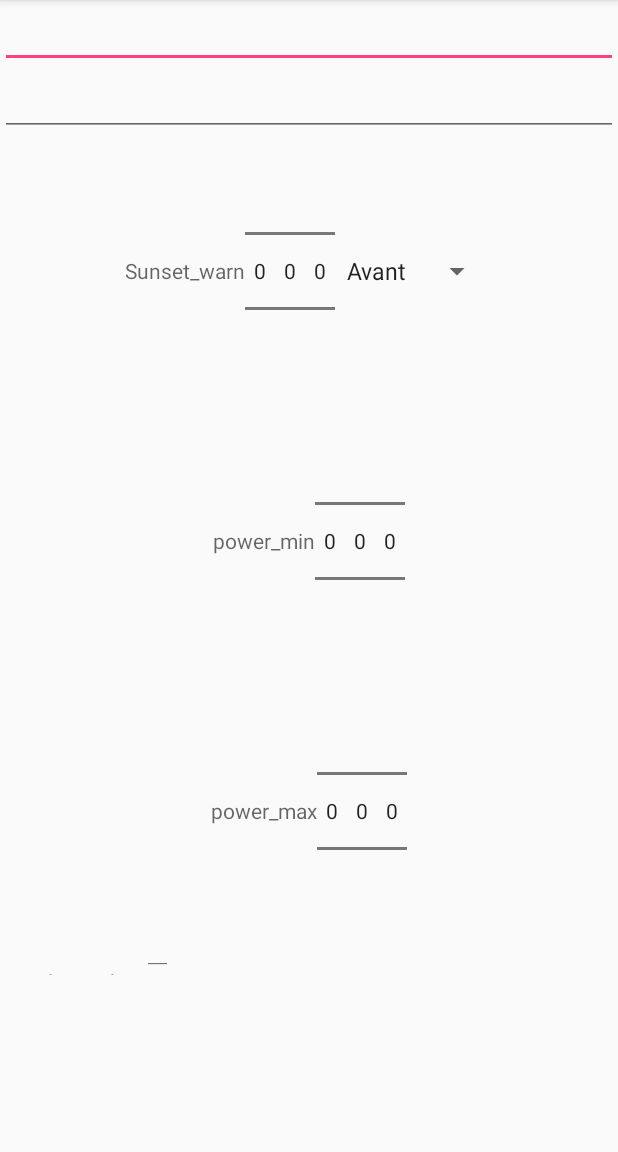
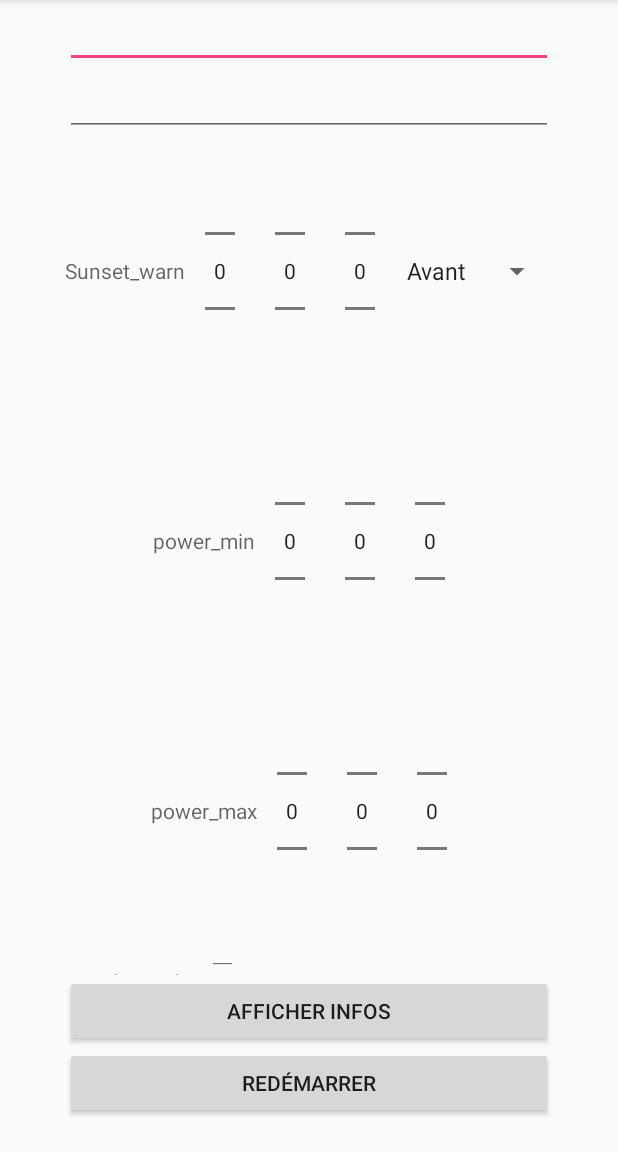
Before and after one commit to moffa13/HouseLightsApp, an Android app: the IOTDeviceParamsActivity screen opened directly, with no data from a screen before it, on a phone screen of 412 x 824 dp, the part 84-1236 px from its top. Run offline under Robolectric (Android 15) with nearby library versions, the phone set to English and light mode, and no system bars; our stand-ins replace Volley; network calls fail; 6 statements that could not run were skipped.

Commit message:
Can update ip & name, fixed bug witrh keyboard, added buttons show infos & reboot, design

```diff
--- a/app/src/main/AndroidManifest.xml
+++ b/app/src/main/AndroidManifest.xml
@@ -22,8 +22,8 @@
                 <category android:name="android.intent.category.LAUNCHER" />
             </intent-filter>
         </activity>
-        <activity android:name=".AddIOTDevice" />
-        <activity android:name=".IOTDeviceParamsActivity"></activity>
+        <activity android:name=".AddIOTDevice" android:windowSoftInputMode="adjustPan" />
+        <activity android:name=".IOTDeviceParamsActivity" android:windowSoftInputMode="adjustPan"></activity>
     </application>
 
 </manifest>
--- a/app/src/main/java/houselights/moffa/com/houselightsapp/IOTDeviceParamsActivity.java
+++ b/app/src/main/java/houselights/moffa/com/houselightsapp/IOTDeviceParamsActivity.java
@@ -1,10 +1,12 @@
 package houselights.moffa.com.houselightsapp;
+import android.content.Intent;
 import android.os.Handler;
 import android.support.v7.app.AppCompatActivity;
 import android.os.Bundle;
 import android.util.Log;
 import android.view.View;
 import android.widget.AdapterView;
+import android.widget.Button;
 import android.widget.EditText;
 import android.widget.NumberPicker;
 import android.widget.Spinner;
@@ -26,21 +28,39 @@ public class IOTDeviceParamsActivity extends AppCompatActivity {
 
     private IOTDevice _device;
 
-    EditText deviceName;
-    EditText deviceIp;
+    private EditText deviceName;
+    private EditText deviceIp;
 
-    NumberPicker paramSunsetWarnValueMain;
-    NumberPicker paramSunsetWarnValueSub;
-    NumberPicker paramSunsetWarnValueSubSub;
-    Spinner paramSunsetWarnBeforeAfter;
+    private NumberPicker paramSunsetWarnValueMain;
+    private NumberPicker paramSunsetWarnValueSub;
+    private NumberPicker paramSunsetWarnValueSubSub;
+    private Spinner paramSunsetWarnBeforeAfter;
 
-    NumberPicker paramPowerMinValueMain;
-    NumberPicker paramPowerMinValueSub;
-    NumberPicker paramPowerMinValueSubSub;
+    private NumberPicker paramPowerMinValueMain;
+    private NumberPicker paramPowerMinValueSub;
+    private NumberPicker paramPowerMinValueSubSub;
 
-    NumberPicker paramPowerMaxValueMain;
-    NumberPicker paramPowerMaxValueSub;
-    NumberPicker paramPowerMaxValueSubSub;
+    private NumberPicker paramPowerMaxValueMain;
+    private NumberPicker paramPowerMaxValueSub;
+    private NumberPicker paramPowerMaxValueSubSub;
+
+    private Button infosButton;
+    private Button rebootButton;
+
+    @Override
+    public void finish() {
+        Intent i = new Intent();
+        Bundle b = new Bundle();
+        b.putSerializable("oldElem", _device);
+        IOTDevice newIotDevice = new IOTDevice(_device);
+        newIotDevice.setIp(deviceIp.getText().toString());
+        newIotDevice.setName(deviceName.getText().toString());
+
+        b.putSerializable("newElem", newIotDevice);
+        i.putExtras(b);
+        setResult(RESULT_OK, i);
+        super.finish();
+    }
 
     @Override
     protected void onCreate(Bundle savedInstanceState) {
@@ -67,7 +87,46 @@ public class IOTDeviceParamsActivity extends AppCompatActivity {
         paramPowerMaxValueSub = findViewById(R.id.param_power_max_value_sub);
         paramPowerMaxValueSubSub = findViewById(R.id.param_power_max_value_sub_sub);
 
-        Log.d("LOL", String.valueOf(paramSunsetWarnBeforeAfter.getSelectedItemPosition()));
+        infosButton = findViewById(R.id.infosButton);
+        rebootButton = findViewById(R.id.rebootButton);
+
+        infosButton.setOnClickListener(new View.OnClickListener() {
+            @Override
+            public void onClick(View v) {
+                RequestQueue queue = Volley.newRequestQueue(IOTDeviceParamsActivity.this);
+                StringRequest request = new StringRequest(Request.Method.POST, "http://" + _device.getIP() + "/infos", new Response.Listener<String>() {
+                    @Override
+                    public void onResponse(String response) {
+                        Toast.makeText(IOTDeviceParamsActivity.this, response, Toast.LENGTH_LONG).show();
+                    }
+                }, new Response.ErrorListener() {
+                    @Override
+                    public void onErrorResponse(VolleyError error) {
+                        Toast.makeText(IOTDeviceParamsActivity.this, "Error retrieving infos", Toast.LENGTH_SHORT).show();
+                    }
+                });
+                queue.add(request);
+            }
+        });
+
+        rebootButton.setOnClickListener(new View.OnClickListener() {
+            @Override
+            public void onClick(View v) {
+                RequestQueue queue = Volley.newRequestQueue(IOTDeviceParamsActivity.this);
+                StringRequest request = new StringRequest(Request.Method.POST, "http://" + _device.getIP() + "/reboot", new Response.Listener<String>() {
+                    @Override
+                    public void onResponse(String response) {
+                        finish();
+                    }
+                }, new Response.ErrorListener() {
+                    @Override
+                    public void onErrorResponse(VolleyError error) {
+                        Toast.makeText(IOTDeviceParamsActivity.this, "Error rebooting device", Toast.LENGTH_SHORT).show();
+                    }
+                });
+                queue.add(request);
+            }
+        });
 
         registerUpdate("sunset_warn", paramSunsetWarnValueMain, paramSunsetWarnValueMain, paramSunsetWarnValueSub, paramSunsetWarnValueSubSub);
         registerUpdate("sunset_warn", paramSunsetWarnValueSub, paramSunsetWarnValueMain, paramSunsetWarnValueSub, paramSunsetWarnValueSubSub);
--- a/app/src/main/res/layout/activity_iotdevice_params.xml
+++ b/app/src/main/res/layout/activity_iotdevice_params.xml
@@ -8,6 +8,14 @@
 
     <LinearLayout
         android:layout_width="match_parent"
+        android:layout_height="match_parent">
+
+        <ScrollView
+            android:layout_width="match_parent"
+            android:layout_height="wrap_content">
+
+            <LinearLayout
+                android:layout_width="wrap_content"
                 android:layout_height="wrap_content"
                 android:layout_gravity="center"
                 android:orientation="vertical">
@@ -37,19 +45,22 @@
                         android:id="@+id/param_sunset_warn_value_main"
                         android:layout_width="20dip"
                         android:layout_height="wrap_content"
-                android:orientation="horizontal" />
+                        android:orientation="horizontal"
+                        android:layout_marginHorizontal="13dp"/>
 
                     <NumberPicker
                         android:id="@+id/param_sunset_warn_value_sub"
                         android:layout_width="20dip"
                         android:layout_height="wrap_content"
-                android:orientation="horizontal" />
+                        android:orientation="horizontal"
+                        android:layout_marginHorizontal="13dp"/>
 
                     <NumberPicker
                         android:id="@+id/param_sunset_warn_value_sub_sub"
                         android:layout_width="20dip"
                         android:layout_height="wrap_content"
-                android:orientation="horizontal" />
+                        android:orientation="horizontal"
+                        android:layout_marginHorizontal="13dp"/>
 
                     <Spinner
                         android:id="@+id/param_sunset_before_after"
@@ -74,19 +85,22 @@
                     <NumberPicker
                         android:id="@+id/param_power_min_value_main"
                         android:layout_width="20dip"
-                android:layout_height="wrap_content" />
+                        android:layout_height="wrap_content"
+                        android:layout_marginHorizontal="13dp"/>
 
                     <NumberPicker
                         android:id="@+id/param_power_min_value_sub"
                         android:layout_width="20dip"
                         android:layout_height="wrap_content"
-                android:orientation="horizontal" />
+                        android:orientation="horizontal"
+                        android:layout_marginHorizontal="13dp"/>
 
                     <NumberPicker
                         android:id="@+id/param_power_min_value_sub_sub"
                         android:layout_width="20dip"
                         android:layout_height="wrap_content"
-                android:orientation="horizontal" />
+                        android:orientation="horizontal"
+                        android:layout_marginHorizontal="13dp"/>
 
 
                 </LinearLayout>
@@ -105,19 +119,22 @@
                     <NumberPicker
                         android:id="@+id/param_power_max_value_main"
                         android:layout_width="20dip"
-                android:layout_height="wrap_content" />
+                        android:layout_height="wrap_content"
+                        android:layout_marginHorizontal="13dp"/>
 
                     <NumberPicker
                         android:id="@+id/param_power_max_value_sub"
                         android:layout_width="20dip"
                         android:layout_height="wrap_content"
-                android:orientation="horizontal" />
+                        android:orientation="horizontal"
+                        android:layout_marginHorizontal="13dp"/>
 
                     <NumberPicker
                         android:id="@+id/param_power_max_value_sub_sub"
                         android:layout_width="20dip"
                         android:layout_height="wrap_content"
-                android:orientation="horizontal" />
+                        android:orientation="horizontal"
+                        android:layout_marginHorizontal="13dp"/>
 
 
                 </LinearLayout>
@@ -140,7 +157,25 @@
 
                 </LinearLayout>
 
+                <Button
+                    android:id="@+id/infosButton"
+                    android:layout_width="match_parent"
+                    android:layout_height="wrap_content"
+                    android:text="@string/infos" />
+
+                <Button
+                    android:id="@+id/rebootButton"
+                    android:layout_width="match_parent"
+                    android:layout_height="wrap_content"
+                    android:text="@string/reboot" />
+
+            </LinearLayout>
+
+        </ScrollView>
+
     </LinearLayout>
 
 
+
+
 </android.support.constraint.ConstraintLayout>
--- a/app/src/main/res/layout/iot_list_item.xml
+++ b/app/src/main/res/layout/iot_list_item.xml
@@ -1,9 +1,9 @@
 <?xml version="1.0" encoding="utf-8"?>
 <LinearLayout
-    android:layout_height="wrap_content"
+    android:layout_height="match_parent"
     android:layout_width="match_parent"
-    android:layout_marginBottom="20dp"
     android:orientation="horizontal"
+    android:paddingBottom="20dp"
     xmlns:android="http://schemas.android.com/apk/res/android">
 
     <TextView
--- a/app/src/main/res/values/strings.xml
+++ b/app/src/main/res/values/strings.xml
@@ -1,6 +1,8 @@
 <resources>
     <string name="app_name">Moffa\'s House</string>
     <string name="form_device_name">Nom</string>
+    <string name="infos">Afficher infos</string>
+    <string name="reboot">Redémarrer</string>
     <string name="form_ip_address">Adresse IP</string>
     <string name="form_add">Ajouter</string>
     <string name="main_activity_title">Appareils</string>
```
Also changed, not shown: app/src/main/java/houselights/moffa/com/houselightsapp/IOTDevice.java (+19 -2 lines), app/src/main/java/houselights/moffa/com/houselightsapp/MainActivity.java (+21 -1 lines). Lines whose indentation alone changed are shown as unchanged.
